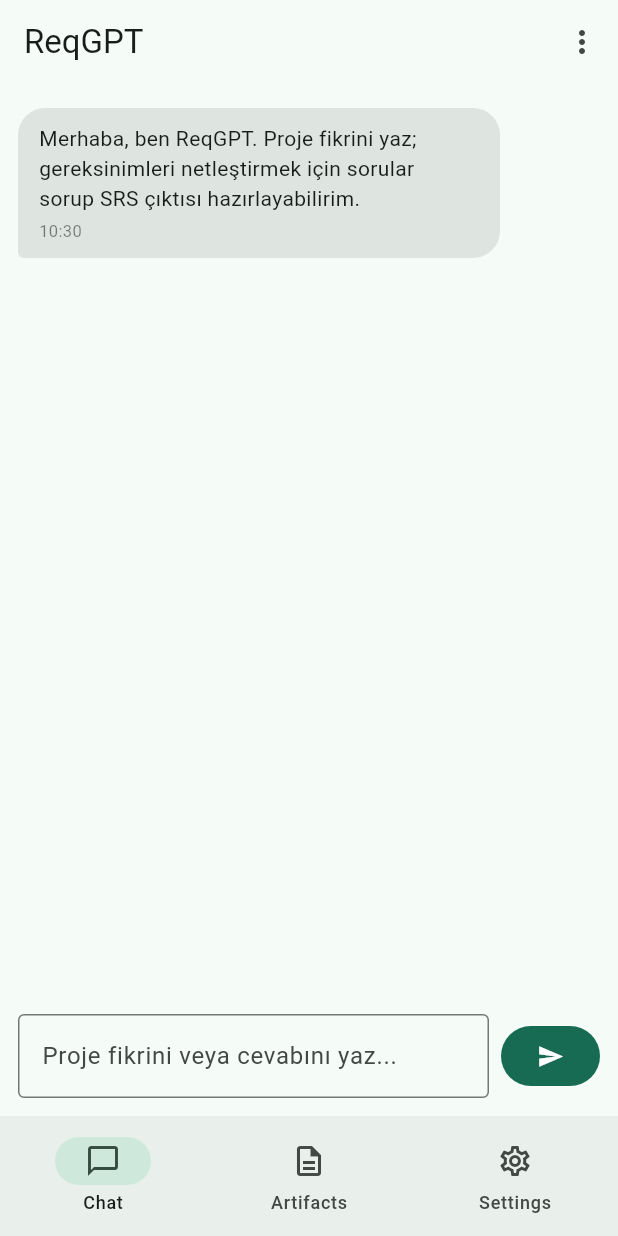
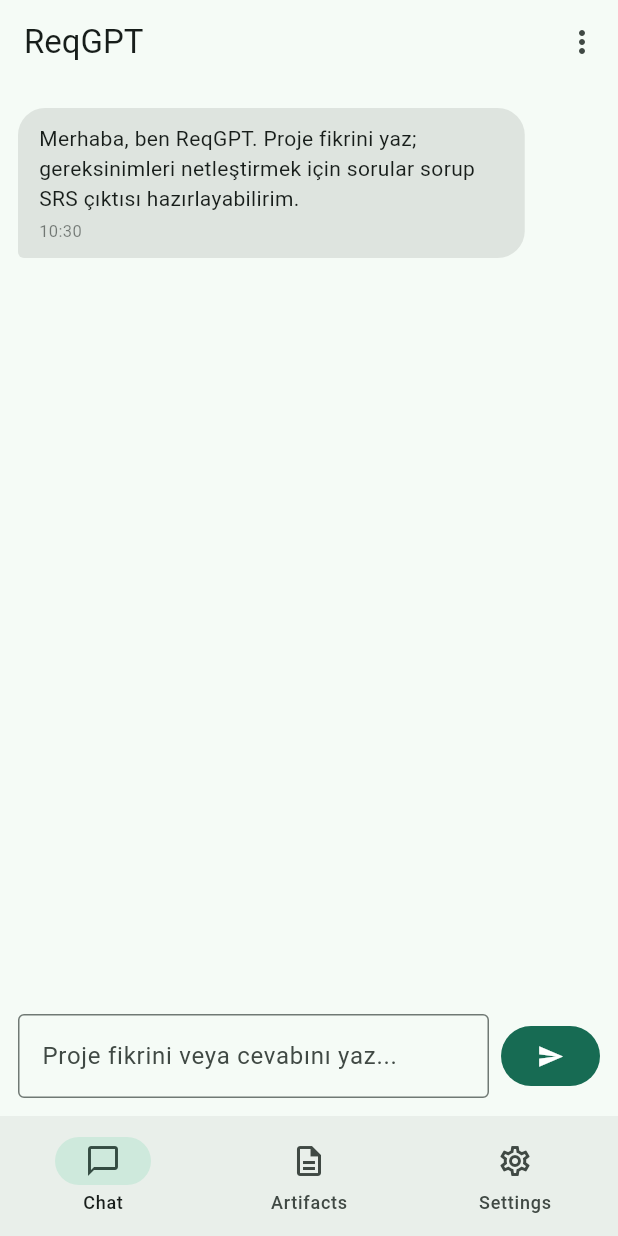
Before and after one commit to tucagg/ReqGPTApplication, a Flutter app: the screen it shows after launch, on a phone screen of 412 x 824 dp. Run offline on Flutter 3.47's test engine with Material 3 defaults, Android fonts, the phone set to English and light mode, and no system bars; our stand-ins replace flutter_dotenv, flutter_markdown_plus, share_plus.

Commit message:
feat: chat sohbet formatı gncellendi.

```diff
--- a/lib/screens/chat_screen.dart
+++ b/lib/screens/chat_screen.dart
@@ -36,7 +36,7 @@
 
   void _send(ReqGptController controller) {
     final text = _textController.text.trim();
-    if (text.isEmpty || controller.isLoading) return;
+    if (text.isEmpty || controller.isBusy) return;
     _textController.clear();
     controller.sendMessage(text).then((_) => _scrollToBottom());
     _scrollToBottom();
@@ -61,8 +61,7 @@
   Widget build(BuildContext context) {
     final controller = context.watch<ReqGptController>();
 
-    // Scroll after each rebuild triggered by new messages
-    if (!controller.isLoading) _scrollToBottom();
+    if (!controller.isBusy) _scrollToBottom();
 
     return Scaffold(
       appBar: AppBar(
@@ -114,7 +113,7 @@
               ),
             ),
           ),
-          if (controller.isLoading)
+          if (controller.isChatLoading)
             LinearProgressIndicator(
               backgroundColor: Theme.of(context).colorScheme.surfaceContainerHighest,
             ),
@@ -138,7 +137,7 @@
                   ),
                   const SizedBox(width: 8),
                   FilledButton(
-                    onPressed: controller.isLoading ? null : () => _send(controller),
+                    onPressed: controller.isBusy ? null : () => _send(controller),
                     child: const Icon(Icons.send),
                   ),
                 ],
--- a/lib/widgets/chat_bubble.dart
+++ b/lib/widgets/chat_bubble.dart
@@ -1,4 +1,5 @@
 import 'package:flutter/material.dart';
+import 'package:flutter_markdown_plus/flutter_markdown_plus.dart';
 import 'package:intl/intl.dart';
 
 import '../models/chat_message.dart';
@@ -13,12 +14,13 @@
     final isUser = message.role == MessageRole.user;
     final scheme = Theme.of(context).colorScheme;
     final timeStr = DateFormat('HH:mm').format(message.createdAt);
+    final textColor = isUser ? scheme.onPrimaryContainer : scheme.onSurface;
 
     return Align(
       alignment: isUser ? Alignment.centerRight : Alignment.centerLeft,
       child: Container(
         constraints: BoxConstraints(
-          maxWidth: MediaQuery.of(context).size.width * 0.78,
+          maxWidth: MediaQuery.of(context).size.width * 0.82,
         ),
         margin: const EdgeInsets.symmetric(vertical: 4, horizontal: 12),
         padding: const EdgeInsets.symmetric(horizontal: 14, vertical: 10),
@@ -32,21 +34,26 @@
           ),
         ),
         child: Column(
-          crossAxisAlignment: isUser ? CrossAxisAlignment.end : CrossAxisAlignment.start,
+          crossAxisAlignment:
+              isUser ? CrossAxisAlignment.end : CrossAxisAlignment.start,
           children: [
-            SelectableText(
-              message.content,
-              style: TextStyle(
-                color: isUser ? scheme.onPrimaryContainer : scheme.onSurface,
-              ),
-            ),
+            // Kullanıcı mesajları düz metin; asistan mesajları markdown
+            isUser
+                ? SelectableText(
+                    message.content,
+                    style: TextStyle(color: textColor),
+                  )
+                : MarkdownBody(
+                    data: message.content,
+                    selectable: true,
+                    styleSheet: _buildSheet(context, textColor),
+                  ),
             const SizedBox(height: 4),
             Text(
               timeStr,
               style: TextStyle(
                 fontSize: 11,
-                color: (isUser ? scheme.onPrimaryContainer : scheme.onSurface)
-                    .withValues(alpha: 0.55),
+                color: textColor.withValues(alpha: 0.55),
               ),
             ),
           ],
@@ -54,4 +61,44 @@
       ),
     );
   }
+
+  MarkdownStyleSheet _buildSheet(BuildContext context, Color textColor) {
+    final base = Theme.of(context).textTheme;
+    final scheme = Theme.of(context).colorScheme;
+
+    return MarkdownStyleSheet(
+      p: base.bodyMedium?.copyWith(color: textColor),
+      strong: base.bodyMedium?.copyWith(
+        color: textColor,
+        fontWeight: FontWeight.bold,
+      ),
+      em: base.bodyMedium?.copyWith(
+        color: textColor,
+        fontStyle: FontStyle.italic,
+      ),
+      h1: base.titleLarge?.copyWith(color: textColor),
+      h2: base.titleMedium?.copyWith(color: textColor, fontWeight: FontWeight.bold),
+      h3: base.titleSmall?.copyWith(color: textColor, fontWeight: FontWeight.bold),
+      h4: base.bodyLarge?.copyWith(color: textColor, fontWeight: FontWeight.bold),
+      listBullet: base.bodyMedium?.copyWith(color: textColor),
+      code: base.bodySmall?.copyWith(
+        fontFamily: 'monospace',
+        color: scheme.onSecondaryContainer,
+        backgroundColor: scheme.secondaryContainer,
+      ),
+      codeblockDecoration: BoxDecoration(
+        color: scheme.secondaryContainer,
+        borderRadius: BorderRadius.circular(8),
+      ),
+      blockquoteDecoration: BoxDecoration(
+        border: Border(
+          left: BorderSide(color: scheme.primary, width: 3),
+        ),
+      ),
+      blockquote: base.bodyMedium?.copyWith(
+        color: textColor.withValues(alpha: 0.75),
+        fontStyle: FontStyle.italic,
+      ),
+    );
+  }
 }
--- a/pubspec.yaml
+++ b/pubspec.yaml
@@ -17,6 +17,7 @@
   intl: ^0.19.0
   share_plus: ^10.0.2
   path_provider: ^2.1.4
+  flutter_markdown_plus: ^1.0.7
 
 dev_dependencies:
   flutter_test:
```
Also changed, not shown: lib/screens/artifacts_screen.dart (+13 -7 lines), lib/services/reqgpt_controller.dart (+30 -11 lines), lib/widgets/artifact_card.dart (+14 -7 lines), pubspec.lock.
